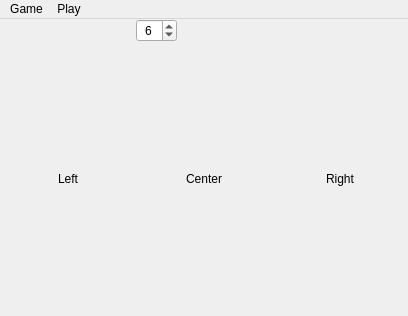
First picture: the form in hanoiwindow.ui, repository TheLastKiwi/Towers-Of-Hanoi, before the edit.
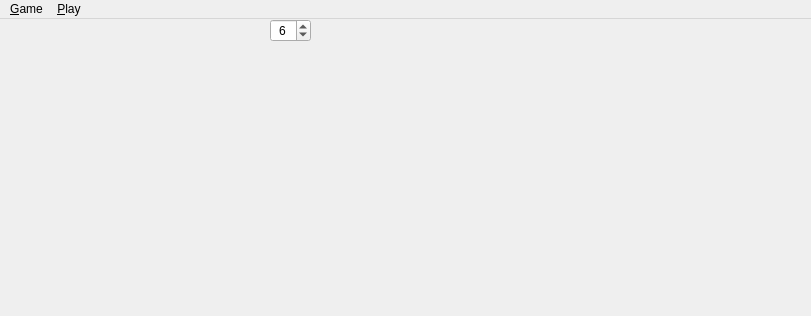
Second picture: the form after the edit.

```diff
--- a/hanoiwindow.ui
+++ b/hanoiwindow.ui
@@ -6,7 +6,7 @@
    <rect>
     <x>0</x>
     <y>0</y>
-    <width>408</width>
+    <width>811</width>
     <height>316</height>
    </rect>
   </property>
@@ -18,7 +18,7 @@
   </property>
   <property name="minimumSize">
    <size>
-    <width>225</width>
+    <width>230</width>
     <height>125</height>
    </size>
   </property>
@@ -26,6 +26,12 @@
    <string>HanoiWindow</string>
   </property>
   <widget class="QWidget" name="centralWidget">
+   <property name="minimumSize">
+    <size>
+     <width>230</width>
+     <height>0</height>
+    </size>
+   </property>
    <layout class="QGridLayout" name="gridLayout">
     <property name="leftMargin">
      <number>0</number>
@@ -51,7 +57,7 @@
        </sizepolicy>
       </property>
       <property name="text">
-       <string>Right</string>
+       <string/>
       </property>
       <property name="flat">
        <bool>true</bool>
@@ -67,7 +73,7 @@
        </sizepolicy>
       </property>
       <property name="text">
-       <string>Left</string>
+       <string/>
       </property>
       <property name="flat">
        <bool>true</bool>
@@ -83,7 +89,7 @@
        </sizepolicy>
       </property>
       <property name="text">
-       <string>Center</string>
+       <string/>
       </property>
       <property name="flat">
        <bool>true</bool>
@@ -122,13 +128,13 @@
     <rect>
      <x>0</x>
      <y>0</y>
-     <width>408</width>
+     <width>811</width>
      <height>21</height>
     </rect>
    </property>
    <widget class="QMenu" name="menuGame">
     <property name="title">
-     <string>Game</string>
+     <string>&amp;Game</string>
     </property>
     <addaction name="actionNew_Game"/>
     <addaction name="actionSet_Disks"/>
@@ -136,7 +142,7 @@
    </widget>
    <widget class="QMenu" name="menuPlay">
     <property name="title">
-     <string>Play</string>
+     <string>&amp;Play</string>
     </property>
     <addaction name="actionReset_Game"/>
     <addaction name="actionUndo_Move"/>
```
Left out of the diff: 14 changed lines with no effect on the pictures.
